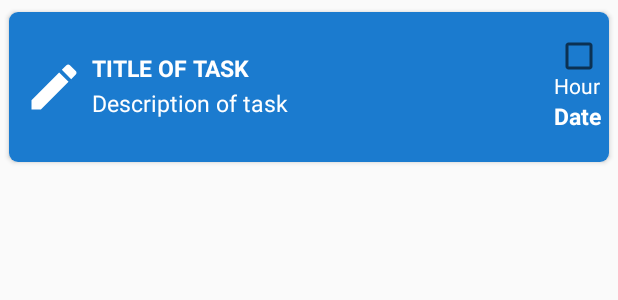
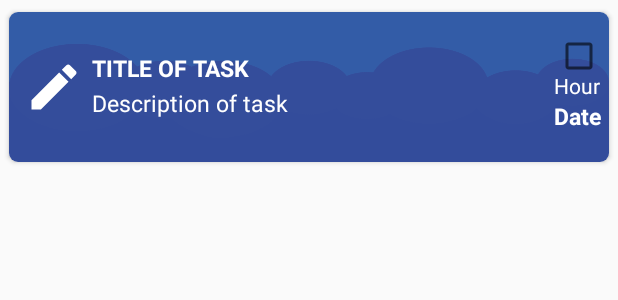
Before and after one commit to k-alex-leon/WhatsMyTask, an Android app: the layout cardview_task.xml on its own in the app's theme, with its tools: preview values and no code run, on a phone screen of 412 x 824 dp. Shown: the top 300 px of the screen. Run offline under Robolectric (Android 15) with nearby library versions, the phone set to English and light mode, and no system bars.

Commit message:
task adapter modificated

```diff
--- a/app/src/main/res/layout/cardview_task.xml
+++ b/app/src/main/res/layout/cardview_task.xml
@@ -10,12 +10,13 @@
     app:cardCornerRadius="6dp">
 
     <LinearLayout
+        android:id="@+id/linearContainerCardview"
         android:layout_width="match_parent"
         android:layout_height="match_parent"
         android:animateLayoutChanges="true"
         android:orientation="horizontal"
         android:padding="5dp"
-        android:background="@color/teal_200">
+        android:background="@drawable/cardviewblue">
 
         <LinearLayout
             android:layout_width="50dp"
```
Also changed, not shown: app/src/main/java/com/example/whatsmytask/adapters/TasksAdapter.java (+24 -9 lines), app/src/main/res/drawable-hdpi/cardviewblue.png (added), app/src/main/res/drawable-hdpi/cardviewblueinvert.png (added), app/src/main/res/drawable-hdpi/cardviewcheck.png (added), app/src/main/res/drawable-ldpi/cardviewblue.png (added), app/src/main/res/drawable-ldpi/cardviewblueinvert.png (added), app/src/main/res/drawable-ldpi/cardviewcheck.png (added), app/src/main/res/drawable-mdpi/cardviewblue.png (added), app/src/main/res/drawable-mdpi/cardviewblueinvert.png (added), app/src/main/res/drawable-mdpi/cardviewcheck.png (added), app/src/main/res/drawable-xhdpi/cardviewblue.png (added), app/src/main/res/drawable-xhdpi/cardviewblueinvert.png (added), app/src/main/res/drawable-xhdpi/cardviewcheck.png (added), app/src/main/res/drawable-xxhdpi/cardviewblue.png (added), 5 more files.
